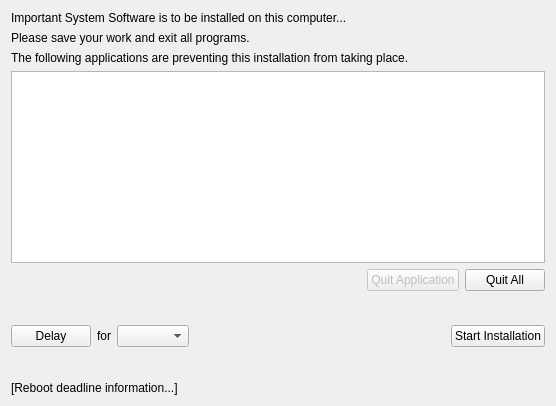
Qt form QtGUIInstaller/QuitRunningProcessDialog.ui (fw-dev/translations) before a commit.
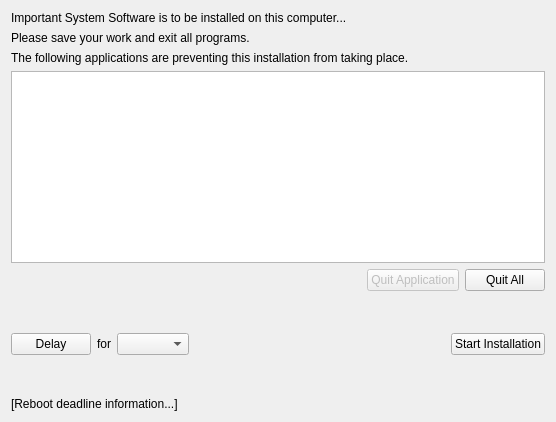
The same form after that commit. Custom widgets are drawn as their Qt base class.

What changed in the file:
```diff
--- a/QtGUIInstaller/QuitRunningProcessDialog.ui
+++ b/QtGUIInstaller/QuitRunningProcessDialog.ui
@@ -7,15 +7,9 @@
     <x>0</x>
     <y>0</y>
     <width>556</width>
-    <height>406</height>
+    <height>422</height>
    </rect>
   </property>
-  <property name="sizePolicy">
-   <sizepolicy hsizetype="Fixed" vsizetype="Minimum">
-    <horstretch>0</horstretch>
-    <verstretch>0</verstretch>
-   </sizepolicy>
-  </property>
   <property name="windowTitle">
    <string>Quit All Running Processes</string>
   </property>
```
